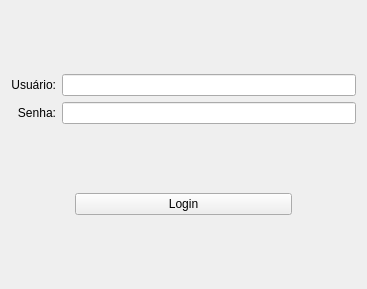
kavvata/cpp-crud-produtos, file src/produtos/loginform.ui: the form before one commit.
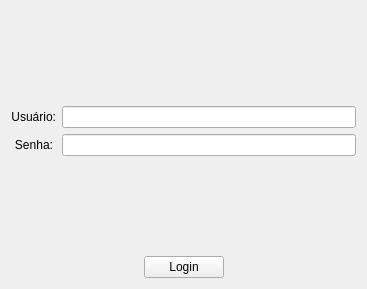
The form after the commit.

Commit message: feat(login): alterado layout do formulario de login

Patch:
```diff
--- a/src/produtos/loginform.ui
+++ b/src/produtos/loginform.ui
@@ -22,28 +22,15 @@
   <property name="windowTitle">
    <string>Dialog</string>
   </property>
-  <layout class="QHBoxLayout" name="horizontalLayout">
-   <item>
     <layout class="QVBoxLayout" name="verticalLayout">
      <item>
-      <layout class="QGridLayout" name="gridLayout">
-       <item row="1" column="1">
-        <widget class="QLineEdit" name="senhaLineEdit_">
-         <property name="echoMode">
-          <enum>QLineEdit::EchoMode::Password</enum>
-         </property>
-        </widget>
-       </item>
-       <item row="1" column="0">
-        <widget class="QLabel" name="label_2">
-         <property name="text">
-          <string>Senha:</string>
-         </property>
-         <property name="alignment">
-          <set>Qt::AlignmentFlag::AlignRight|Qt::AlignmentFlag::AlignTrailing|Qt::AlignmentFlag::AlignVCenter</set>
-         </property>
-        </widget>
-       </item>
+    <layout class="QFormLayout" name="formLayout">
+     <property name="labelAlignment">
+      <set>Qt::AlignmentFlag::AlignCenter</set>
+     </property>
+     <property name="formAlignment">
+      <set>Qt::AlignmentFlag::AlignCenter</set>
+     </property>
        <item row="0" column="0">
         <widget class="QLabel" name="label">
          <property name="text">
@@ -57,16 +44,40 @@
        <item row="0" column="1">
         <widget class="QLineEdit" name="usuarioLineEdit_"/>
        </item>
+     <item row="1" column="0">
+      <widget class="QLabel" name="label_2">
+       <property name="text">
+        <string>Senha:</string>
+       </property>
+       <property name="alignment">
+        <set>Qt::AlignmentFlag::AlignRight|Qt::AlignmentFlag::AlignTrailing|Qt::AlignmentFlag::AlignVCenter</set>
+       </property>
+      </widget>
+     </item>
+     <item row="1" column="1">
+      <widget class="QLineEdit" name="senhaLineEdit_">
+       <property name="echoMode">
+        <enum>QLineEdit::EchoMode::Password</enum>
+       </property>
+      </widget>
+     </item>
       </layout>
      </item>
      <item>
-      <layout class="QHBoxLayout" name="horizontalLayout_3">
-       <property name="leftMargin">
-        <number>64</number>
+    <layout class="QHBoxLayout" name="horizontalLayout">
+     <item>
+      <spacer name="horizontalSpacer">
+       <property name="orientation">
+        <enum>Qt::Orientation::Horizontal</enum>
        </property>
-       <property name="rightMargin">
-        <number>64</number>
+       <property name="sizeHint" stdset="0">
+        <size>
+         <width>40</width>
+         <height>20</height>
+        </size>
        </property>
+      </spacer>
+     </item>
        <item>
         <widget class="QPushButton" name="loginPushButton_">
          <property name="text">
@@ -74,7 +85,18 @@
          </property>
         </widget>
        </item>
-      </layout>
+     <item>
+      <spacer name="horizontalSpacer_2">
+       <property name="orientation">
+        <enum>Qt::Orientation::Horizontal</enum>
+       </property>
+       <property name="sizeHint" stdset="0">
+        <size>
+         <width>40</width>
+         <height>20</height>
+        </size>
+       </property>
+      </spacer>
      </item>
     </layout>
    </item>
```
Lines whose indentation alone changed are shown as unchanged. The commit also changes 2 other files.
